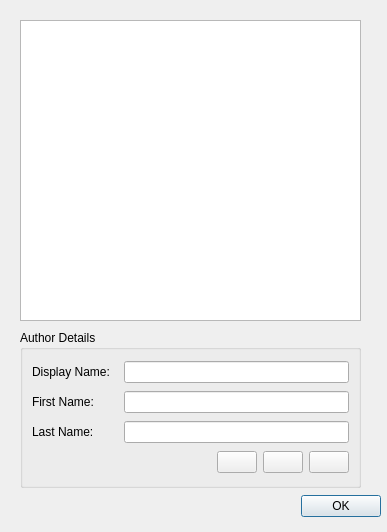
First picture: the form in resources/forms/authorsdialog.ui, repository zonArt/openlp, before the edit.
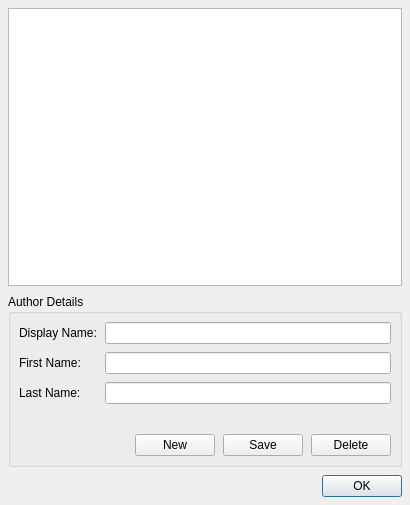
Second picture: the form after the edit. Icons and pictures are not drawn.

What changed in the file:
```diff
--- a/resources/forms/authorsdialog.ui
+++ b/resources/forms/authorsdialog.ui
@@ -1,86 +1,129 @@
 <?xml version="1.0" encoding="UTF-8"?>
 <ui version="4.0">
  <class>AuthorsDialog</class>
- <widget class="QDialog" name="AuthorsDialog">
-  <property name="geometry">
+ <widget class="QDialog" name="AuthorsDialog" >
+  <property name="geometry" >
    <rect>
     <x>0</x>
     <y>0</y>
-    <width>387</width>
-    <height>532</height>
+    <width>410</width>
+    <height>505</height>
    </rect>
   </property>
   <property name="windowTitle">
    <string>Author Maintenance</string>
   </property>
-  <widget class="QDialogButtonBox" name="buttonBox">
-   <property name="geometry">
-    <rect>
-     <x>40</x>
-     <y>490</y>
-     <width>341</width>
-     <height>32</height>
-    </rect>
+  <layout class="QVBoxLayout" name="DialogLayout" >
+   <property name="spacing" >
+    <number>8</number>
    </property>
-   <property name="toolTip">
-    <string>Exit Screen</string>
+   <property name="margin" >
+    <number>8</number>
    </property>
-   <property name="orientation">
-    <enum>Qt::Horizontal</enum>
-   </property>
-   <property name="standardButtons">
-    <set>QDialogButtonBox::Ok</set>
-   </property>
-  </widget>
-  <widget class="QGroupBox" name="AuthorDetails">
-   <property name="geometry">
-    <rect>
-     <x>20</x>
-     <y>330</y>
-     <width>341</width>
-     <height>158</height>
-    </rect>
-   </property>
-   <property name="title">
+   <item>
+    <widget class="QTableWidget" name="AuthorListView" >
+     <property name="dragEnabled" >
+      <bool>true</bool>
+     </property>
+     <property name="alternatingRowColors" >
+      <bool>true</bool>
+     </property>
+     <property name="columnCount" >
+      <number>0</number>
+     </property>
+    </widget>
+   </item>
+   <item>
+    <widget class="QGroupBox" name="AuthorDetails" >
+     <property name="minimumSize" >
+      <size>
+       <width>0</width>
+       <height>0</height>
+      </size>
+     </property>
+     <property name="title" >
     <string>Author Details</string>
    </property>
-   <layout class="QGridLayout" name="gridLayout">
-    <item row="0" column="0">
-     <widget class="QLabel" name="DisplayLabel">
-      <property name="text">
+     <layout class="QVBoxLayout" name="AuthorLayout" >
+      <property name="spacing" >
+       <number>8</number>
+      </property>
+      <property name="margin" >
+       <number>8</number>
+      </property>
+      <item>
+       <widget class="QWidget" native="1" name="DetailsWidget" >
+        <layout class="QFormLayout" name="DetailsLayout" >
+         <property name="horizontalSpacing" >
+          <number>8</number>
+         </property>
+         <property name="verticalSpacing" >
+          <number>8</number>
+         </property>
+         <property name="margin" >
+          <number>0</number>
+         </property>
+         <item row="0" column="0" >
+          <widget class="QLabel" name="DisplayLabel" >
+           <property name="text" >
        <string>Display Name:</string>
       </property>
      </widget>
     </item>
-    <item row="0" column="1" colspan="4">
-     <widget class="QLineEdit" name="DisplayEdit"/>
-    </item>
-    <item row="1" column="0">
-     <widget class="QLabel" name="FirstNameLabel">
-      <property name="text">
+         <item row="0" column="1" >
+          <widget class="QLineEdit" name="DisplayEdit" />
+         </item>
+         <item row="1" column="0" >
+          <widget class="QLabel" name="FirstNameLabel" >
+           <property name="text" >
        <string>First Name:</string>
       </property>
      </widget>
     </item>
-    <item row="1" column="1" colspan="4">
-     <widget class="QLineEdit" name="FirstNameEdit"/>
-    </item>
-    <item row="2" column="0">
-     <widget class="QLabel" name="LastNameLabel">
-      <property name="text">
+         <item row="1" column="1" >
+          <widget class="QLineEdit" name="FirstNameEdit" />
+         </item>
+         <item row="2" column="0" >
+          <widget class="QLabel" name="LastNameLabel" >
+           <property name="text" >
        <string>Last Name:</string>
       </property>
      </widget>
     </item>
-    <item row="2" column="1" colspan="4">
-     <widget class="QLineEdit" name="LastNameEdit"/>
-    </item>
-    <item row="3" column="0" colspan="2">
-     <spacer name="horizontalSpacer">
-      <property name="orientation">
+         <item row="2" column="1" >
+          <widget class="QLineEdit" name="LastNameEdit" />
+         </item>
+        </layout>
+       </widget>
+      </item>
+      <item>
+       <widget class="QLabel" name="MessageLabel" >
+        <property name="text" >
+         <string/>
+        </property>
+       </widget>
+      </item>
+      <item>
+       <widget class="QWidget" native="1" name="ButtonWidget" >
+        <property name="minimumSize" >
+         <size>
+          <width>0</width>
+          <height>0</height>
+         </size>
+        </property>
+        <layout class="QHBoxLayout" name="ButtonLayout" >
+         <property name="spacing" >
+          <number>8</number>
+         </property>
+         <property name="margin" >
+          <number>0</number>
+         </property>
+         <item>
+          <spacer name="ButtonSpacer" >
+           <property name="orientation" >
        <enum>Qt::Horizontal</enum>
       </property>
-      <property name="sizeHint" stdset="0">
+           <property name="sizeHint" stdset="0" >
        <size>
         <width>198</width>
         <height>20</height>
@@ -88,88 +131,68 @@
       </property>
      </spacer>
     </item>
-    <item row="3" column="3">
-     <widget class="QPushButton" name="DeleteButton">
-      <property name="toolTip">
+         <item>
+          <widget class="QPushButton" name="ClearButton" >
+           <property name="toolTip" >
+            <string>Clear Selection</string>
+           </property>
+           <property name="text" >
+            <string>New</string>
+           </property>
+           <property name="icon" >
+            <iconset resource="../images/openlp-2.qrc" >
+             <normaloff>:/services/service_new.png</normaloff>:/services/service_new.png</iconset>
+           </property>
+          </widget>
+         </item>
+         <item>
+          <widget class="QPushButton" name="AddUpdateButton" >
+           <property name="toolTip" >
+            <string>Add Update Author</string>
+           </property>
+           <property name="text" >
+            <string>Save</string>
+           </property>
+           <property name="icon" >
+            <iconset resource="../images/openlp-2.qrc" >
+             <normaloff>:/services/service_save.png</normaloff>:/services/service_save.png</iconset>
+           </property>
+          </widget>
+         </item>
+         <item>
+          <widget class="QPushButton" name="DeleteButton" >
+           <property name="toolTip" >
        <string>Delete Author</string>
       </property>
-      <property name="text">
-       <string/>
-      </property>
-      <property name="icon">
-       <iconset resource="../images/openlp-2.qrc">
+           <property name="text" >
+            <string>Delete</string>
+           </property>
+           <property name="icon" >
+            <iconset resource="../images/openlp-2.qrc" >
         <normaloff>:/services/service_delete.png</normaloff>:/services/service_delete.png</iconset>
       </property>
      </widget>
     </item>
-    <item row="3" column="4">
-     <widget class="QPushButton" name="AddUpdateButton">
-      <property name="toolTip">
-       <string>Add Update Author</string>
-      </property>
-      <property name="text">
-       <string/>
-      </property>
-      <property name="icon">
-       <iconset resource="../images/openlp-2.qrc">
-        <normaloff>:/system/system_settings.png</normaloff>:/system/system_settings.png</iconset>
-      </property>
-     </widget>
-    </item>
-    <item row="3" column="2">
-     <widget class="QPushButton" name="ClearButton">
-      <property name="toolTip">
-       <string>Clear Selection</string>
-      </property>
-      <property name="text">
-       <string/>
-      </property>
-      <property name="icon">
-       <iconset resource="../images/openlp-2.qrc">
-        <normaloff>:/songs/song_edit.png</normaloff>:/songs/song_edit.png</iconset>
-      </property>
-     </widget>
-    </item>
-   </layout>
-  </widget>
-  <widget class="QLabel" name="MessageLabel">
-   <property name="geometry">
-    <rect>
-     <x>20</x>
-     <y>500</y>
-     <width>261</width>
-     <height>17</height>
-    </rect>
-   </property>
-   <property name="text">
-    <string/>
-   </property>
-  </widget>
-  <widget class="QTableWidget" name="AuthorListView">
-   <property name="geometry">
-    <rect>
-     <x>20</x>
-     <y>20</y>
-     <width>341</width>
-     <height>301</height>
-    </rect>
-   </property>
-   <property name="dragEnabled">
-    <bool>true</bool>
-   </property>
-   <property name="alternatingRowColors">
-    <bool>true</bool>
-   </property>
-   <property name="columnCount">
-    <number>0</number>
-   </property>
-   <attribute name="verticalHeaderVisible">
-    <bool>false</bool>
-   </attribute>
-   <attribute name="verticalHeaderVisible">
-    <bool>false</bool>
-   </attribute>
-  </widget>
+        </layout>
+       </widget>
+      </item>
+     </layout>
+    </widget>
+   </item>
+   <item>
+    <widget class="QDialogButtonBox" name="buttonBox" >
+     <property name="toolTip" >
+      <string>Exit Screen</string>
+     </property>
+     <property name="orientation" >
+      <enum>Qt::Horizontal</enum>
+     </property>
+     <property name="standardButtons" >
+      <set>QDialogButtonBox::Ok</set>
+     </property>
+    </widget>
+   </item>
+  </layout>
  </widget>
  <resources>
   <include location="../images/openlp-2.qrc"/>
```
Left out of the diff: 15 changed lines with no effect on the pictures. Lines whose indentation alone changed are shown as unchanged.
